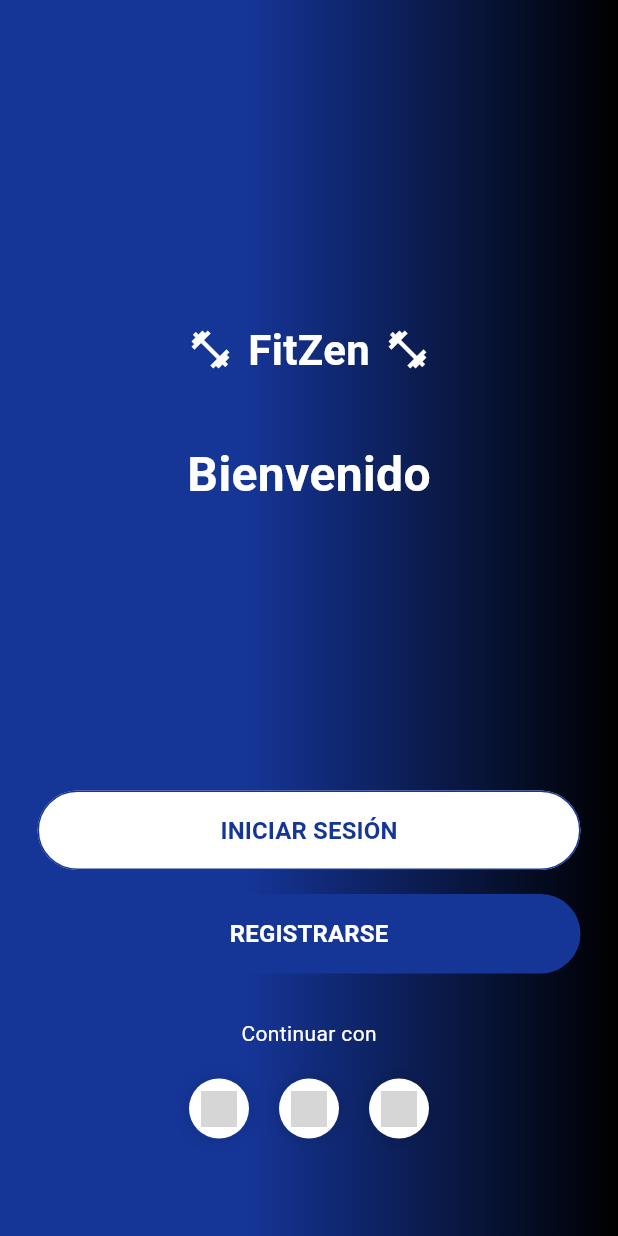
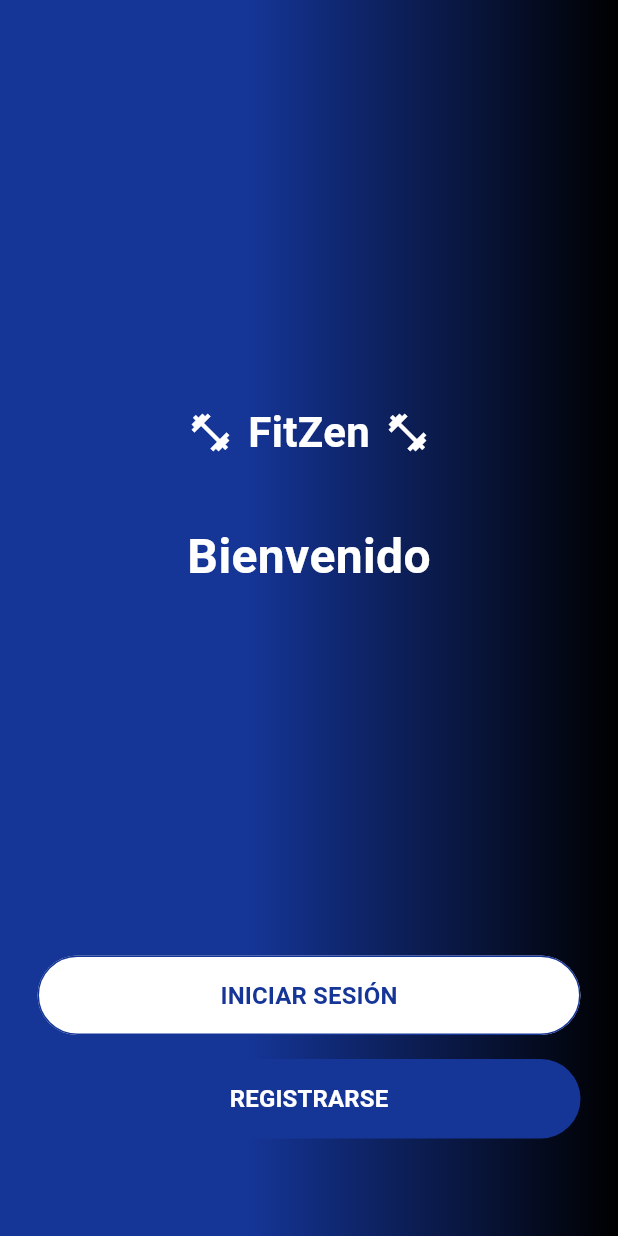
Before and after one commit to Teorema1901/FitZenMovil, a Flutter app: the screen it shows after launch, on a phone screen of 412 x 824 dp. Run offline on Flutter 3.47's test engine with Material 3 defaults, Android fonts, the phone set to English and light mode, and no system bars; our stand-ins replace cached_network_image, flutter_animate, flutter_local_notifications, flutter_spinkit, google_fonts, shared_preferences and 2 more; grey boxes are pictures that could not be loaded.

Commit message:
Todo terminado

```diff
--- a/flutter_application_1/lib/screens/welcome_screen.dart
+++ b/flutter_application_1/lib/screens/welcome_screen.dart
@@ -89,27 +89,6 @@ class WelcomeScreen extends StatelessWidget {
                       );
                     },
                   ),
-                  const SizedBox(height: 30),
-                  //
-                  Text(
-                    'Continuar con',
-                    style: TextStyle(
-                      color: ColorExtension.whiteColor,
-                      fontSize: 14,
-                    ),
-                  ),
-                  const SizedBox(height: 20),
-                  //
-                  Row(
-                    mainAxisAlignment: MainAxisAlignment.center,
-                    children: [
-                      _buildSocialButton('assets/images/facebook_icon.png', () {}),
-                      const SizedBox(width: 20),
-                      _buildSocialButton('assets/images/google_icon.png', () {}),
-                      const SizedBox(width: 20),
-                      _buildSocialButton('assets/images/apple_icon.png', () {}),
-                    ],
-                  ),
                   const SizedBox(height: 40),
                 ],
               ),
@@ -119,40 +98,4 @@ class WelcomeScreen extends StatelessWidget {
       ),
     );
   }
-
-  Widget _buildSocialButton(String iconPath, VoidCallback onPressed) {
-    return Container(
-      width: 40,
-      height: 40,
-      decoration: BoxDecoration(
-        color: Colors.white,
-        shape: BoxShape.circle,
-        boxShadow: [
-          BoxShadow(
-            color: Colors.black.withOpacity(0.1),
-            blurRadius: 8,
-            spreadRadius: 2,
-          ),
-        ],
-      ),
-      child: IconButton(
-        icon: Image.asset(
-          iconPath,
-          width: 24,
-          height: 24,
-          errorBuilder: (context, error, stackTrace) {
-            //
-            if (iconPath.contains('facebook')) {
-              return const Icon(Icons.facebook, color: Color.fromARGB(255, 15, 21, 26));
-            } else if (iconPath.contains('google')) {
-              return const Icon(Icons.g_mobiledata, color: Colors.red);
-            } else {
-              return const Icon(Icons.apple, color: Colors.black);
-            }
-          },
-        ),
-        onPressed: onPressed,
-      ),
-    );
-  }
 }
--- a/flutter_application_1/lib/screens/workout_screen.dart
+++ b/flutter_application_1/lib/screens/workout_screen.dart
@@ -49,18 +49,6 @@ class _WorkoutScreenState extends State<WorkoutScreen> {
           context,
           MaterialPageRoute(builder: (context) => const LoginScreen()),
         );
-      } else {
-        ScaffoldMessenger.of(context).showSnackBar(
-          SnackBar(
-            content: Text(
-              'Error al cargar rutinas: $e',
-              style: GoogleFonts.poppins(color: const Color(0xFFF5F5F5)),
-            ),
-            backgroundColor: Colors.redAccent,
-            behavior: SnackBarBehavior.floating,
-            shape: RoundedRectangleBorder(borderRadius: BorderRadius.circular(12)),
-          ),
-        );
       }
     }
   }
@@ -72,14 +60,16 @@ class _WorkoutScreenState extends State<WorkoutScreen> {
         _routines.removeWhere((routine) => routine['rutina_id'] == rutinaId);
       });
       ScaffoldMessenger.of(context).showSnackBar(
-        const SnackBar(
-          content: Text(
+        SnackBar(
+          content: const Text(
             'Rutina eliminada correctamente',
             style: TextStyle(color: Color(0xFFF5F5F5)),
           ),
           backgroundColor: Colors.green,
           behavior: SnackBarBehavior.floating,
-          shape: RoundedRectangleBorder(borderRadius: BorderRadius.circular(12)),
+          shape: RoundedRectangleBorder(
+            borderRadius: BorderRadius.circular(12),
+          ),
         ),
       );
     } catch (e) {
@@ -91,7 +81,9 @@ class _WorkoutScreenState extends State<WorkoutScreen> {
           ),
           backgroundColor: Colors.redAccent,
           behavior: SnackBarBehavior.floating,
-          shape: RoundedRectangleBorder(borderRadius: BorderRadius.circular(12)),
+          shape: RoundedRectangleBorder(
+            borderRadius: BorderRadius.circular(12),
+          ),
         ),
       );
     }
@@ -232,6 +224,7 @@ class _WorkoutScreenState extends State<WorkoutScreen> {
             ),
           ),
 
+          // Sliver para botones y título
           SliverToBoxAdapter(
             child: Padding(
               padding: const EdgeInsets.symmetric(horizontal: 20.0, vertical: 24.0),
@@ -367,6 +360,7 @@ class _WorkoutScreenState extends State<WorkoutScreen> {
             ),
           ),
 
+          // Rutinas cargadas
           SliverPadding(
             padding: const EdgeInsets.symmetric(horizontal: 20.0, vertical: 10.0),
             sliver: _isLoading
```
